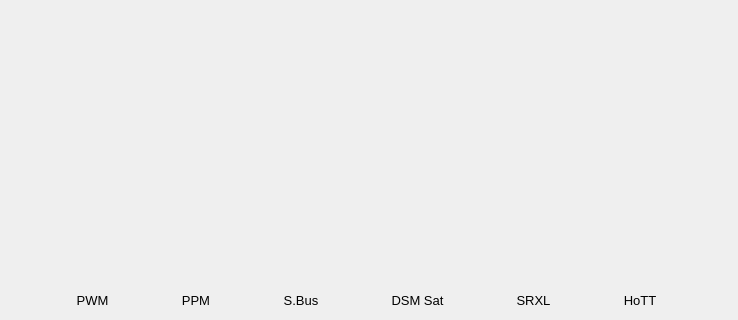
This is ground/gcs/src/plugins/setupwizard/pages/inputpage.ui in librepilot/LibrePilot as Qt 5 draws it before an edit; both pictures show x 0 to 738 and y 174 to 494 of the 738 by 494 pixel window. The edited form follows.
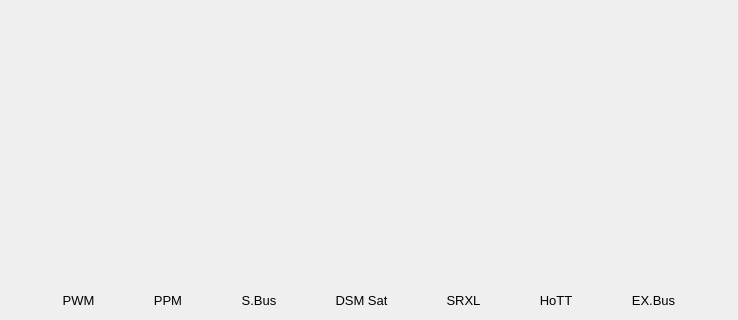
This is the edited form. Icons and pictures are not drawn.

Commit message: LP-196 SetupWizard : Add Jeti EX.Bus support

```diff
--- a/ground/gcs/src/plugins/setupwizard/pages/inputpage.ui
+++ b/ground/gcs/src/plugins/setupwizard/pages/inputpage.ui
@@ -303,6 +303,47 @@
        </property>
       </widget>
      </item>
+     <item>
+      <widget class="QToolButton" name="jetiButton">
+       <property name="font">
+        <font>
+         <pointsize>10</pointsize>
+        </font>
+       </property>
+       <property name="toolTip">
+        <string>Jeti EX.Bus</string>
+       </property>
+       <property name="styleSheet">
+        <string notr="true">QToolButton { border: none }</string>
+       </property>
+       <property name="text">
+        <string>EX.Bus</string>
+       </property>
+       <property name="icon">
+        <iconset resource="../wizardResources.qrc">
+         <normaloff>:/setupwizard/resources/bttn-exbus-up.png</normaloff>
+         <normalon>:/setupwizard/resources/bttn-exbus-down.png</normalon>:/setupwizard/resources/bttn-exbus-up.png</iconset>
+       </property>
+       <property name="iconSize">
+        <size>
+         <width>100</width>
+         <height>100</height>
+        </size>
+       </property>
+       <property name="checkable">
+        <bool>true</bool>
+       </property>
+       <property name="autoExclusive">
+        <bool>true</bool>
+       </property>
+       <property name="toolButtonStyle">
+        <enum>Qt::ToolButtonTextUnderIcon</enum>
+       </property>
+       <property name="autoRaise">
+        <bool>true</bool>
+       </property>
+      </widget>
+     </item>
     </layout>
    </item>
   </layout>
```
The commit also changes 13 other files.
